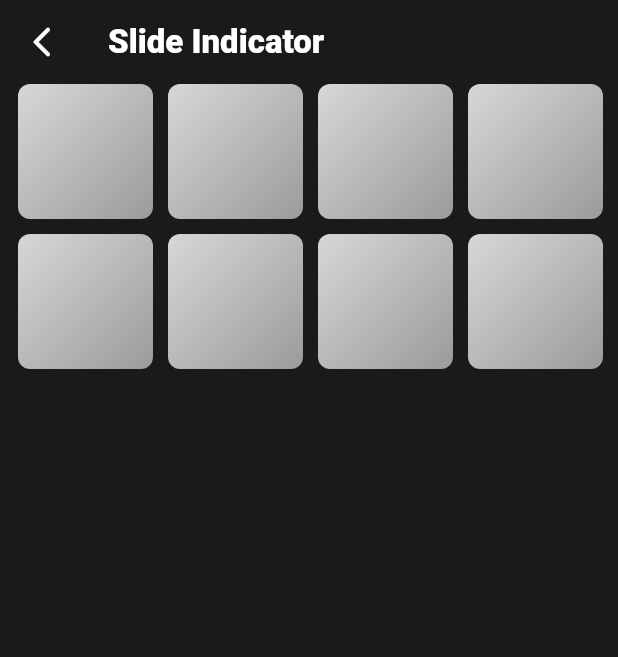
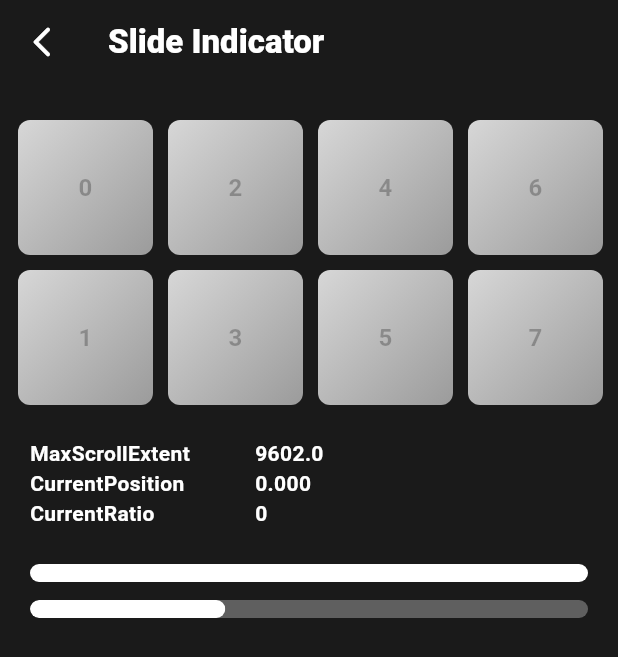
Before and after one commit to boglbbogl/awesome_indicator, a Flutter app: the screen it shows after launch, after a tap on "horizontal", on a phone screen of 412 x 824 dp. Shown: the top 657 px of the screen. Run offline on Flutter 3.47's test engine with Material 3 defaults, Android fonts, the phone set to English and light mode, and no system bars.

Commit message:
slider_widget update currnet indciator

```diff
--- a/example/lib/example_slide_horizontal.dart
+++ b/example/lib/example_slide_horizontal.dart
@@ -1,3 +1,4 @@
+import 'package:awesome_indicator/awesome_indicator.dart';
 import 'package:flutter/material.dart';
 import 'package:flutter/services.dart';
 
@@ -10,6 +11,27 @@ class ExampleSlideHorizontal extends StatefulWidget {
 
 class _ExampleSlideHorizontalState extends State<ExampleSlideHorizontal> {
   final ScrollController controller = ScrollController();
+
+  double _maxScrollExtent = 0;
+  double _currentPosition = 0;
+  int _currentRatio = 0;
+
+  @override
+  void initState() {
+    super.initState();
+    WidgetsBinding.instance.addPostFrameCallback((timeStamp) {
+      setState(() {
+        _maxScrollExtent = controller.position.maxScrollExtent;
+      });
+    });
+  }
+
+  void _onListener(int ratio, double pixel, _) {
+    setState(() {
+      _currentPosition = pixel;
+      _currentRatio = ratio;
+    });
+  }
 
   @override
   Widget build(BuildContext context) {
@@ -39,47 +61,37 @@ class _ExampleSlideHorizontalState extends State<ExampleSlideHorizontal> {
           ),
           body: ListView(
             children: [
+              _scrollWidget(),
               Container(
-                height: 200,
+                margin: const EdgeInsets.only(
+                    left: 20, right: 20, top: 12, bottom: 24),
                 color: Colors.transparent,
-                child: SingleChildScrollView(
-                  scrollDirection: Axis.horizontal,
-                  child: Row(
-                    children: [
-                      const SizedBox(width: 12),
-                      ...List.generate(
-                          1000,
-                          (index) => Column(
-                                children: [
-                                  ...List.generate(
-                                    2,
-                                    (index) => Container(
-                                      margin: const EdgeInsets.only(
-                                          bottom: 10, right: 10),
-                                      width: 90,
-                                      height: 90,
-                                      decoration: BoxDecoration(
-                                          borderRadius:
-                                              BorderRadius.circular(8),
-                                          gradient: const LinearGradient(
-                                              colors: [
-                                                Color.fromRGBO(
-                                                    215, 215, 215, 1),
-                                                Color.fromRGBO(
-                                                    155, 155, 155, 1),
-                                              ],
-                                              begin: Alignment.topLeft,
-                                              end: Alignment.bottomRight)),
-                                    ),
-                                  )
-                                ],
-                              )),
-                      const SizedBox(width: 2),
-                    ],
-                  ),
+                child: Column(
+                  children: [
+                    _scrollForm("MaxScrollExtent", _maxScrollExtent.toString()),
+                    _scrollForm(
+                        "CurrentPosition", _currentPosition.toStringAsFixed(3)),
+                    _scrollForm("CurrentRatio", _currentRatio.toString()),
+                  ],
                 ),
               ),
-              // AwesomeIndicator.fill(controller: controller)
+              AwesomeIndicator.fill(
+                controller: controller,
+                onListener: _onListener,
+                width: MediaQuery.of(context).size.width - 40,
+                margin: const EdgeInsets.only(bottom: 12),
+                background: Colors.white,
+                color: Colors.cyan,
+                height: 12,
+              ),
+              AwesomeIndicator.move(
+                width: MediaQuery.of(context).size.width - 40,
+                controller: controller,
+                margin: const EdgeInsets.only(bottom: 12),
+                height: 12,
+                background: const Color.fromRGBO(95, 95, 95, 1),
+                color: Colors.white,
+              ),
               // AwesomeIndicator.fill(controller: controller),
               // AwesomeIndicator.fill(controller: controller),
               // AwesomeIndicator.move(controller: controller),
@@ -94,4 +106,80 @@ class _ExampleSlideHorizontalState extends State<ExampleSlideHorizontal> {
       ],
     );
   }
+
+  Container _scrollWidget() {
+    return Container(
+      margin: const EdgeInsets.only(top: 24),
+      height: 200,
+      color: Colors.transparent,
+      child: SingleChildScrollView(
+        controller: controller,
+        scrollDirection: Axis.horizontal,
+        child: Row(
+          children: [
+            const SizedBox(width: 12),
+            ...List.generate(
+                100,
+                (index) => Column(
+                      children: [
+                        ...List.generate(
+                          2,
+                          (i) => Container(
+                            margin:
+                                const EdgeInsets.only(bottom: 10, right: 10),
+                            width: 90,
+                            height: 90,
+                            decoration: BoxDecoration(
+                              borderRadius: BorderRadius.circular(8),
+                              gradient: const LinearGradient(
+                                  colors: [
+                                    Color.fromRGBO(215, 215, 215, 1),
+                                    Color.fromRGBO(155, 155, 155, 1),
+                                  ],
+                                  begin: Alignment.topLeft,
+                                  end: Alignment.bottomRight),
+                            ),
+                            alignment: Alignment.center,
+                            child: Text(
+                              (index * 2 + i).toString(),
+                              style: const TextStyle(
+                                  fontWeight: FontWeight.bold,
+                                  fontSize: 16,
+                                  color: Colors.black26),
+                            ),
+                          ),
+                        )
+                      ],
+                    )),
+            const SizedBox(width: 2),
+          ],
+        ),
+      ),
+    );
+  }
+
+  Row _scrollForm(String title, String current) {
+    return Row(
+      children: [
+        SizedBox(
+            width: 150,
+            child: Text(
+              title,
+              style: const TextStyle(
+                fontWeight: FontWeight.bold,
+                fontSize: 14,
+                color: Colors.white,
+              ),
+            )),
+        Text(
+          current,
+          style: const TextStyle(
+            fontWeight: FontWeight.bold,
+            fontSize: 14,
+            color: Colors.white,
+          ),
+        ),
+      ],
+    );
+  }
 }
--- a/lib/awesome_indicator.dart
+++ b/lib/awesome_indicator.dart
@@ -150,7 +150,6 @@ class _AwesomeIndicatorState extends State<AwesomeIndicator> {
   @override
   void initState() {
     super.initState();
-    print("test : ${widget.scrollController}");
     radius = widget.radius ?? radius;
   }
 
@@ -197,7 +196,7 @@ class _AwesomeIndicatorState extends State<AwesomeIndicator> {
             isDebug: widget.isDebug,
           ),
         ),
-      AwesomeIndicatorMode.page => PageWidget(),
+      AwesomeIndicatorMode.page => const PageWidget(),
     };
   }
 }
--- a/lib/widgets/slide_widget.dart
+++ b/lib/widgets/slide_widget.dart
@@ -63,6 +63,7 @@ class _SlideWidgetState extends State<SlideWidget> {
     super.didUpdateWidget(oldWidget);
     _setSize();
     _setIndicator();
+    _listener(didUpdateWidget: true);
   }
 
   @override
@@ -108,7 +109,7 @@ class _SlideWidgetState extends State<SlideWidget> {
     }
   }
 
-  void _moveListener() {
+  void _moveListener(bool didUpdateWidget) {
     double box = widget.scrollDirection == Axis.vertical
         ? _indicatorSize.value.height
         : _indicatorSize.value.width;
@@ -117,6 +118,7 @@ class _SlideWidgetState extends State<SlideWidget> {
     double ratio = widget.controller.position.pixels /
         widget.controller.position.maxScrollExtent;
     _position.value = (fullSize - box) * ratio;
+    if (!didUpdateWidget) {
       if (widget.onListener != null) {
         widget.onListener!(
           (ratio * 100).round(),
@@ -126,8 +128,9 @@ class _SlideWidgetState extends State<SlideWidget> {
       }
       _log((ratio * 100).round(), _position.value);
     }
+  }
 
-  void _fillListener() {
+  void _fillListener(bool didUpdateWidget) {
     double fill = widget.scrollDirection == Axis.vertical ? _height : _width;
     double ratio = widget.controller.position.pixels /
         widget.controller.position.maxScrollExtent;
@@ -135,6 +138,7 @@ class _SlideWidgetState extends State<SlideWidget> {
     _indicatorSize.value = widget.scrollDirection == Axis.vertical
         ? Size(_width, progress)
         : Size(progress, _height);
+    if (!didUpdateWidget) {
       if (widget.onListener != null) {
         widget.onListener!(
           (ratio * 100).round(),
@@ -144,12 +148,15 @@ class _SlideWidgetState extends State<SlideWidget> {
       }
       _log((ratio * 100).round(), progress);
     }
+  }
 
-  void _listener() {
+  void _listener({
+    bool didUpdateWidget = false,
+  }) {
     if (widget.mode == AwesomeIndicatorMode.slideMove) {
-      _moveListener();
+      _moveListener(didUpdateWidget);
     } else if (widget.mode == AwesomeIndicatorMode.slideFill) {
-      _fillListener();
+      _fillListener(didUpdateWidget);
     }
   }
 
```
Lines whose indentation alone changed are shown as unchanged.
